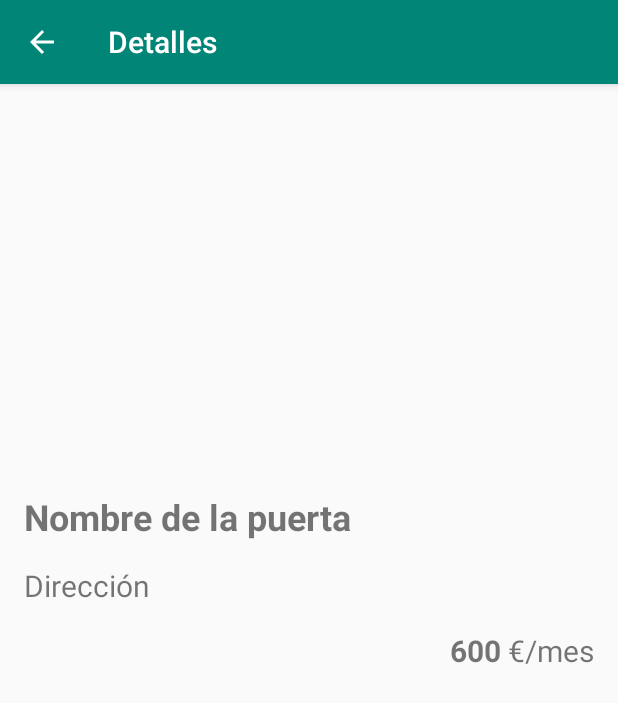
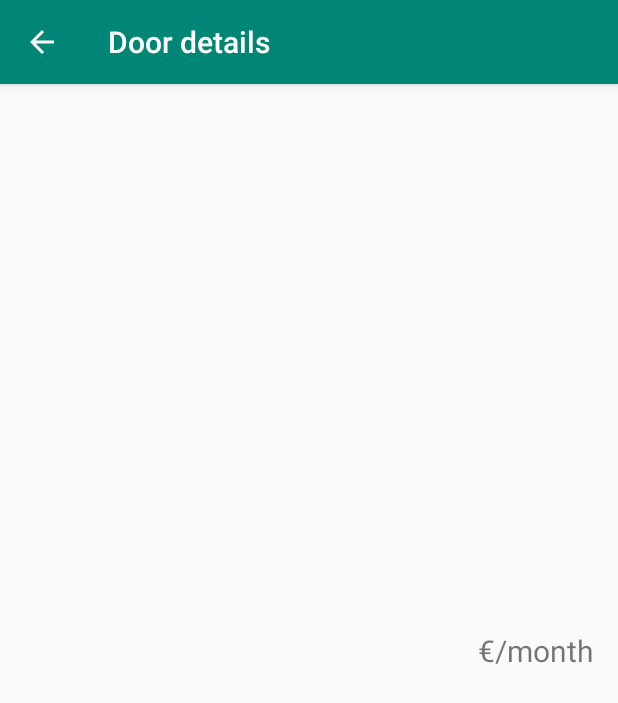
Before and after one commit to vvaquerizo/keyless, an Android app: the RoomDetailsActivity screen opened directly, with no data from a screen before it, on a phone screen of 412 x 824 dp. Shown: the top 703 px of the screen. Run offline under Robolectric (Android 15) with nearby library versions, the phone set to English and light mode, and no system bars; 6 statements that could not run were skipped.

Commit message:
Pequeños añadidos

```diff
--- a/app/src/main/java/es/upm/vvaquerizo/keyless/NewDoorActivity.java
+++ b/app/src/main/java/es/upm/vvaquerizo/keyless/NewDoorActivity.java
@@ -28,7 +28,7 @@ public class NewDoorActivity extends AppCompatActivity {
 
         getSupportActionBar().setDisplayHomeAsUpEnabled(true);
 
-        getSupportActionBar().setTitle("Añadir puerta");
+        getSupportActionBar().setTitle(R.string.add_door);
 
         final EditText doorName = findViewById(R.id.add_name_text);
         final EditText doorAddress = findViewById(R.id.add_address_text);
--- a/app/src/main/java/es/upm/vvaquerizo/keyless/RoomDetailsActivity.java
+++ b/app/src/main/java/es/upm/vvaquerizo/keyless/RoomDetailsActivity.java
@@ -24,7 +24,7 @@ public class RoomDetailsActivity extends AppCompatActivity {
 
         getSupportActionBar().setDisplayHomeAsUpEnabled(true);
 
-        getSupportActionBar().setTitle("Detalles");
+        getSupportActionBar().setTitle(R.string.details);
 
         // Get the Intent that started this activity and extract the position
         Intent intent = getIntent();
--- a/app/src/main/res/layout/activity_room_details.xml
+++ b/app/src/main/res/layout/activity_room_details.xml
@@ -14,7 +14,8 @@
         app:layout_constraintStart_toStartOf="parent"
         app:layout_constraintTop_toTopOf="parent"
         app:srcCompat="@drawable/imagen_piso_1"
-        android:scaleType="centerCrop"/>
+        android:scaleType="centerCrop"
+        android:contentDescription="@string/door_image_description"/>
 
     <TextView
         android:id="@+id/door_name_text"
@@ -22,7 +23,6 @@
         android:layout_height="wrap_content"
         android:layout_marginStart="16dp"
         android:layout_marginTop="16dp"
-        android:text="Nombre de la puerta"
         android:textSize="24sp"
         android:textStyle="bold"
         app:layout_constraintStart_toStartOf="parent"
@@ -33,18 +33,17 @@
         android:layout_width="wrap_content"
         android:layout_height="wrap_content"
         android:layout_marginTop="16dp"
-        android:text="Dirección"
         android:textSize="20sp"
         app:layout_constraintStart_toStartOf="@+id/door_name_text"
         app:layout_constraintTop_toBottomOf="@+id/door_name_text" />
 
     <TextView
-        android:id="@+id/textView"
+        android:id="@+id/door_price_units"
         android:layout_width="wrap_content"
         android:layout_height="wrap_content"
         android:layout_marginTop="16dp"
         android:layout_marginEnd="16dp"
-        android:text=" €/mes"
+        android:text="@string/door_price_units"
         android:textSize="20sp"
         app:layout_constraintEnd_toEndOf="parent"
         app:layout_constraintTop_toBottomOf="@+id/door_address_text" />
@@ -53,9 +52,8 @@
         android:id="@+id/door_price_text"
         android:layout_width="wrap_content"
         android:layout_height="wrap_content"
-        android:text="600"
         android:textSize="20sp"
         android:textStyle="bold"
-        app:layout_constraintEnd_toStartOf="@+id/textView"
-        app:layout_constraintTop_toTopOf="@+id/textView" />
+        app:layout_constraintEnd_toStartOf="@+id/door_price_units"
+        app:layout_constraintTop_toTopOf="@+id/door_price_units" />
 </androidx.constraintlayout.widget.ConstraintLayout>
--- a/app/src/main/res/values/strings.xml
+++ b/app/src/main/res/values/strings.xml
@@ -18,4 +18,9 @@
 
     <string name="door_image_description">Door image</string>
     <string name="edit_image_description">Edit image</string>
+
+    <!-- Room Details Acivity -->
+    <!-- <string name="door_price_units"> €/month </string> -->
+    <!-- <string name="door_image_description">Door image</string> -->
+    <string name="details">Door details</string>
 </resources>
```
